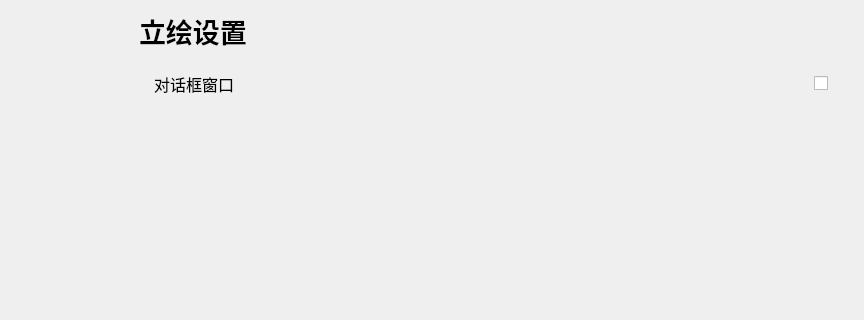
The window that mainwindow.ui (Zao-chen/ZcChat) describes before a commit, drawn with Qt 5; both pictures show x 148 to 1012 and y 0 to 320 of the 1012 by 682 pixel window.
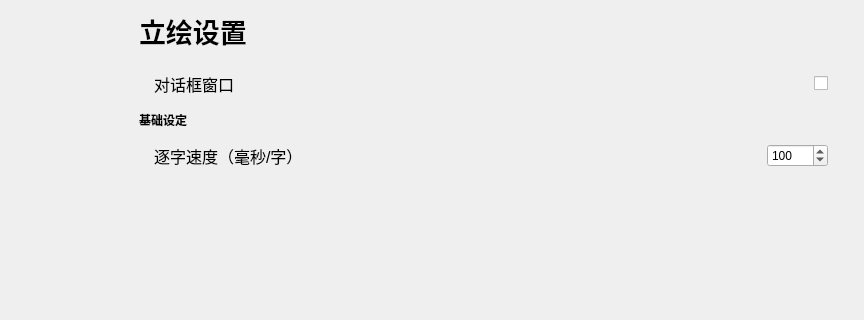
The same window after the commit. The open tabs and pages were chosen to show the change. Custom widgets are drawn as their Qt base class.

Commit message: [feat] 逐字显示配置项

Diff of the .ui file:
```diff
--- a/mainwindow.ui
+++ b/mainwindow.ui
@@ -325,7 +325,7 @@
           </layout>
          </widget>
          <widget class="QWidget" name="page_2">
-          <layout class="QVBoxLayout" name="verticalLayout_4" stretch="0,1">
+          <layout class="QVBoxLayout" name="verticalLayout_4" stretch="0,0,0,1">
            <property name="leftMargin">
             <number>0</number>
            </property>
@@ -375,6 +375,65 @@
              </layout>
             </widget>
            </item>
+           <item>
+            <widget class="QLabel" name="label_23">
+             <property name="font">
+              <font>
+               <bold>true</bold>
+              </font>
+             </property>
+             <property name="text">
+              <string>基础设定</string>
+             </property>
+            </widget>
+           </item>
+           <item>
+            <widget class="ElaScrollPageArea" name="widget_16" native="true">
+             <layout class="QHBoxLayout" name="horizontalLayout_17" stretch="0,1,0">
+              <property name="leftMargin">
+               <number>15</number>
+              </property>
+              <property name="rightMargin">
+               <number>15</number>
+              </property>
+              <item>
+               <widget class="ElaText" name="label_22">
+                <property name="font">
+                 <font>
+                  <pointsize>12</pointsize>
+                 </font>
+                </property>
+                <property name="text">
+                 <string>逐字速度（毫秒/字）</string>
+                </property>
+               </widget>
+              </item>
+              <item>
+               <spacer name="horizontalSpacer_2">
+                <property name="orientation">
+                 <enum>Qt::Orientation::Horizontal</enum>
+                </property>
+                <property name="sizeHint" stdset="0">
+                 <size>
+                  <width>40</width>
+                  <height>20</height>
+                 </size>
+                </property>
+               </spacer>
+              </item>
+              <item>
+               <widget class="ElaSpinBox" name="spinBox_dialog">
+                <property name="maximum">
+                 <number>10000</number>
+                </property>
+                <property name="value">
+                 <number>100</number>
+                </property>
+               </widget>
+              </item>
+             </layout>
+            </widget>
+           </item>
            <item>
             <spacer name="verticalSpacer_2">
              <property name="orientation">
```
Left out of the diff: 2 changed lines with no effect on the pictures. The commit also changes 3 other files.
